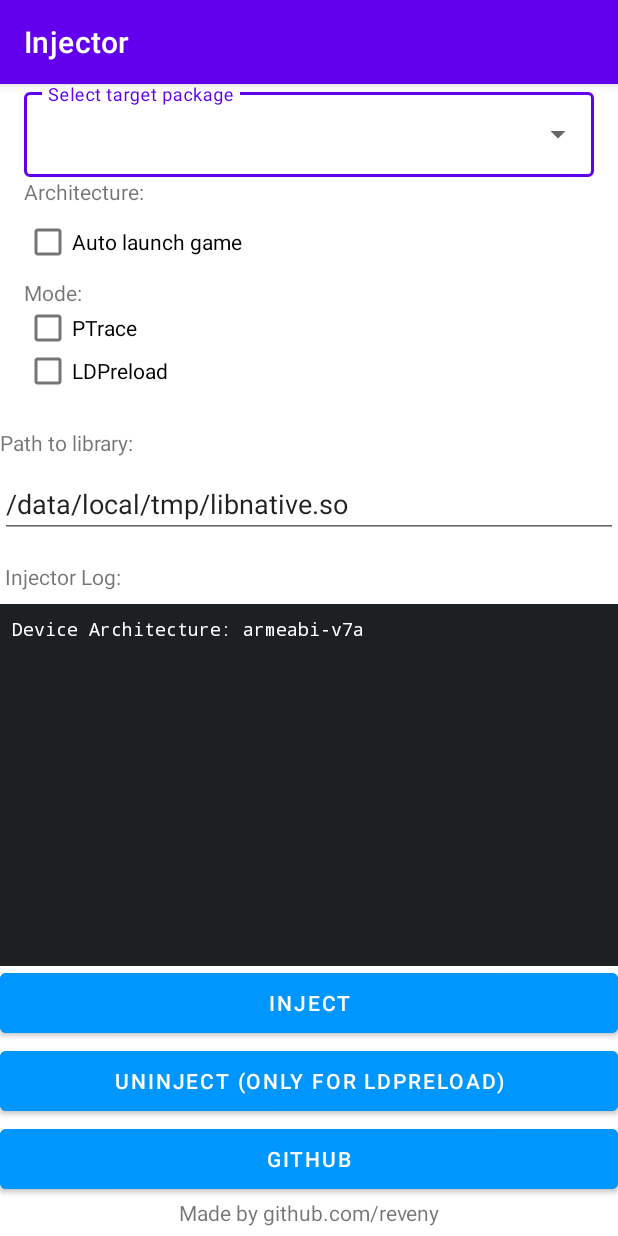
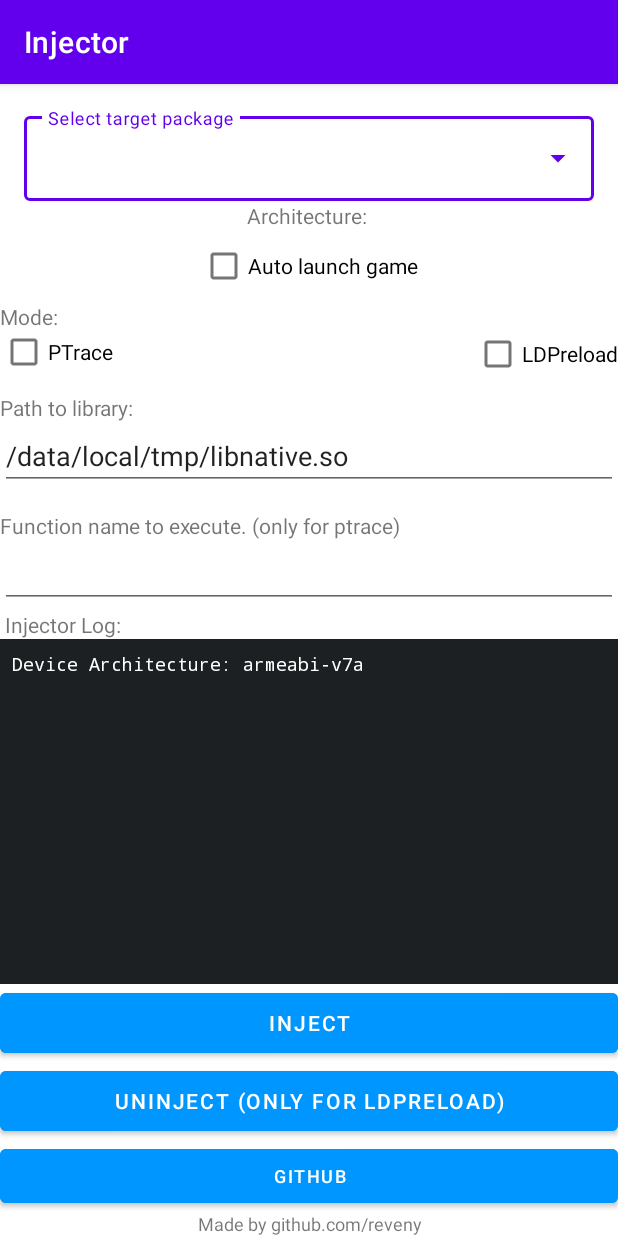
Before and after one commit to reveny/Android-GUI-Injector, an Android app: the screen it shows after launch (MainActivity), on a phone screen of 412 x 824 dp. Run offline under Robolectric (Android 15) with nearby library versions, the phone set to English and light mode, and no system bars; libraries missing offline, so code that uses them is left out: com.topjohnwu.superuser; 3 statements that could not run were skipped.

Commit message:
Allow calling a function in the injected library

```diff
--- a/app/src/main/java/com/reveny/injector/MainActivity.java
+++ b/app/src/main/java/com/reveny/injector/MainActivity.java
@@ -2,6 +2,8 @@ package com.reveny.injector;
 
 import androidx.annotation.NonNull;
 import androidx.appcompat.app.AppCompatActivity;
+
+import com.google.android.material.button.MaterialButton;
 import com.topjohnwu.superuser.Shell;
 
 import android.annotation.SuppressLint;
@@ -44,6 +46,8 @@ public class MainActivity extends AppCompatActivity implements Handler.Callback
     //UI
     AutoCompleteTextView autoCompleteTextView;
     EditText libPath;
+
+    EditText functionName;
     CheckBox autoLaunchBox;
     CheckBox ptraceBox;
     CheckBox ldpreloadBox;
@@ -57,6 +61,7 @@ public class MainActivity extends AppCompatActivity implements Handler.Callback
 
     public String packageName = "";
     public String finalLibPath = "";
+    public String finalFunctionName = "";
     public String launchActivity;
     public boolean shouldAutoLaunch = true;
 
@@ -85,6 +90,7 @@ public class MainActivity extends AppCompatActivity implements Handler.Callback
 
         autoCompleteTextView = findViewById(R.id.auto_complete_txt);
         libPath = findViewById(R.id.path_to_lib);
+        functionName = findViewById(R.id.function_name);
         githubButton = findViewById(R.id.github_button);
         uninjectButton = findViewById(R.id.tutorial_button);
         injectButton = findViewById(R.id.inject_button);
@@ -119,6 +125,7 @@ public class MainActivity extends AppCompatActivity implements Handler.Callback
         libPath.setText("/data/local/tmp/libnative.so"); //Set default path
         console.append("Device Architecture: " + Build.CPU_ABI.toString() + " \n");
 
+
         injectButton.setOnClickListener(new View.OnClickListener()  {
             @Override
             public void onClick(View v) {
@@ -132,6 +139,7 @@ public class MainActivity extends AppCompatActivity implements Handler.Callback
                             if (mSGConnection == null) {
                                 console.append("Binding root services\n");
 
+                                finalFunctionName = functionName.getText().toString();
                                 shouldAutoLaunch = autoLaunchBox.isChecked();
                                 launchActivity = getLaunchActivity(packageName);
 
@@ -141,6 +149,7 @@ public class MainActivity extends AppCompatActivity implements Handler.Callback
                                 console.append("packageName: " + packageName + "\n");
                                 console.append("launchActivity: " + launchActivity + "\n");
                                 console.append("finalLibPath: " + finalLibPath + "\n");
+                                console.append("functionName: " + finalFunctionName + "\n");
                                 console.append("---------------------------------------\n");
                                 RootService.bind(new Intent(thisInstance, RootService.class), new MSGConnection());
                             } else {
@@ -219,6 +228,7 @@ public class MainActivity extends AppCompatActivity implements Handler.Callback
             Message message = Message.obtain((Handler) null, 1);
             message.getData().putString("pkg", packageName);
             message.getData().putString("lib", finalLibPath);
+            message.getData().putString("fnc", finalFunctionName);
             message.getData().putString("launcherAct", launchActivity);
             message.getData().putBoolean("launch", shouldAutoLaunch);
             message.replyTo = replyMessenger;
--- a/app/src/main/java/com/reveny/injector/Native.java
+++ b/app/src/main/java/com/reveny/injector/Native.java
@@ -1,7 +1,7 @@
 package com.reveny.injector;
 
 public class Native {
-    public static native int Inject(String pkg, String libPath, String launcherAct, boolean autoLaunch);
+    public static native int Inject(String pkg, String libPath, String functionName, String launcherAct, boolean autoLaunch);
 
     static {
         System.loadLibrary("RevenyInjector");
--- a/app/src/main/java/com/reveny/injector/RootService.java
+++ b/app/src/main/java/com/reveny/injector/RootService.java
@@ -35,10 +35,12 @@ public class RootService extends com.topjohnwu.superuser.ipc.RootService impleme
 
         String pkgName = message.getData().getString("pkg");
         String libPath = message.getData().getString("lib");
+        String functionName = message.getData().getString("fnc");
         String launcherAct = message.getData().getString("launcherAct");
         boolean autoLaunch = message.getData().getBoolean("launch");
 
-        int result = Native.Inject(pkgName, libPath, launcherAct, autoLaunch);
+        bundle.putString("fnc", functionName );
+        int result = Native.Inject(pkgName, libPath, functionName, launcherAct, autoLaunch);
         bundle.putInt("result", result);
         msg.setData(bundle);
 
--- a/app/src/main/res/layout/activity_main.xml
+++ b/app/src/main/res/layout/activity_main.xml
@@ -14,8 +14,9 @@
         android:layout_height="wrap_content"
         android:layout_margin="16dp"
         android:hint="@string/select_target_package"
-        tools:ignore="MissingConstraints"
-        tools:layout_editor_absoluteX="16dp">
+        app:layout_constraintTop_toTopOf="parent"
+        app:layout_constraintStart_toStartOf="parent"
+        app:layout_constraintEnd_toEndOf="parent">
 
         <AutoCompleteTextView
             android:id="@+id/auto_complete_txt"
@@ -23,57 +24,58 @@
             android:layout_height="wrap_content"
             android:inputType="none"
             tools:ignore="LabelFor" />
+    </com.google.android.material.textfield.TextInputLayout>
 
     <TextView
         android:layout_width="wrap_content"
         android:layout_height="wrap_content"
         android:id="@+id/architecture"
-            android:text="Architecture: " />
+        android:text="Architecture: "
+        app:layout_constraintTop_toBottomOf="@+id/textInputLayout"
+        app:layout_constraintStart_toStartOf="parent"
+        app:layout_constraintEnd_toEndOf="parent" />
 
     <CheckBox
         android:id="@+id/auto_launch_toggle"
         android:layout_width="wrap_content"
         android:layout_height="wrap_content"
         android:text="@string/auto_launch_game"
-            tools:ignore="MissingConstraints"
-            tools:layout_editor_absoluteX="16dp"
-            tools:layout_editor_absoluteY="61dp" />
+        app:layout_constraintTop_toBottomOf="@+id/architecture"
+        app:layout_constraintStart_toStartOf="parent"
+        app:layout_constraintEnd_toEndOf="parent" />
 
     <TextView
         android:layout_width="wrap_content"
         android:layout_height="wrap_content"
         android:id="@+id/mode_text"
-            android:text="Mode:" >
-        </TextView>
+        android:text="Mode:"
+        app:layout_constraintTop_toBottomOf="@+id/auto_launch_toggle"
+        app:layout_constraintStart_toStartOf="parent" />
 
     <CheckBox
         android:id="@+id/mode_ptrace"
         android:layout_width="96dp"
         android:layout_height="27dp"
         android:text="@string/ptrace"
-            tools:ignore="MissingConstraints" />
+        app:layout_constraintTop_toBottomOf="@+id/mode_text"
+        app:layout_constraintStart_toStartOf="parent" />
 
     <CheckBox
         android:id="@+id/mode_ldpreload"
         android:layout_width="wrap_content"
         android:layout_height="30dp"
         android:text="@string/ldpreload"
-            tools:ignore="MissingConstraints" />
-    </com.google.android.material.textfield.TextInputLayout>
+        app:layout_constraintTop_toBottomOf="@+id/mode_text"
+        app:layout_constraintEnd_toEndOf="parent" />
 
     <TextView
         android:id="@+id/path_to_lib_txt"
         android:layout_width="wrap_content"
         android:layout_height="wrap_content"
         android:layout_marginTop="14dp"
-        android:layout_marginEnd="320dp"
-        android:layout_weight="1"
         android:text="@string/path_to_library"
-        app:layout_constraintBottom_toTopOf="@+id/path_to_lib"
-        app:layout_constraintEnd_toEndOf="parent"
-        app:layout_constraintHorizontal_bias="0.084"
-        app:layout_constraintStart_toStartOf="parent"
-        app:layout_constraintTop_toBottomOf="@+id/textInputLayout" />
+        app:layout_constraintTop_toBottomOf="@+id/mode_ptrace"
+        app:layout_constraintStart_toStartOf="parent" />
 
     <EditText
         android:id="@+id/path_to_lib"
@@ -83,10 +85,31 @@
         android:ems="10"
         android:inputType="textPersonName"
         android:text=""
-        app:layout_constraintBottom_toTopOf="@+id/textView"
+        app:layout_constraintTop_toBottomOf="@+id/path_to_lib_txt"
+        app:layout_constraintStart_toStartOf="parent"
         app:layout_constraintEnd_toEndOf="parent"
+        tools:ignore="SpeakableTextPresentCheck" />
+
+    <TextView
+        android:id="@+id/function_name_txt"
+        android:layout_width="wrap_content"
+        android:layout_height="wrap_content"
+        android:layout_marginTop="14dp"
+        android:text="@string/function_name"
+        app:layout_constraintTop_toBottomOf="@+id/path_to_lib"
+        app:layout_constraintStart_toStartOf="parent" />
+
+    <EditText
+        android:id="@+id/function_name"
+        android:layout_width="match_parent"
+        android:layout_height="wrap_content"
+        android:layout_marginBottom="5dp"
+        android:ems="10"
+        android:inputType="textPersonName"
+        android:text=""
+        app:layout_constraintTop_toBottomOf="@+id/function_name_txt"
         app:layout_constraintStart_toStartOf="parent"
-        app:layout_constraintTop_toBottomOf="@+id/path_to_lib_txt"
+        app:layout_constraintEnd_toEndOf="parent"
         tools:ignore="SpeakableTextPresentCheck" />
 
     <TextView
@@ -95,26 +118,20 @@
         android:layout_height="wrap_content"
         android:layout_marginStart="3dp"
         android:layout_marginTop="1dp"
-        android:layout_marginEnd="333dp"
         android:text="@string/injector_log"
-        app:layout_constraintBottom_toTopOf="@+id/consoleLog"
-        app:layout_constraintEnd_toEndOf="parent"
-        app:layout_constraintHorizontal_bias="0.07"
-        app:layout_constraintStart_toStartOf="parent"
-        app:layout_constraintTop_toBottomOf="@+id/path_to_lib" />
+        app:layout_constraintTop_toBottomOf="@+id/function_name"
+        app:layout_constraintStart_toStartOf="parent" />
 
     <ScrollView
         android:id="@+id/consoleLog"
         android:layout_width="match_parent"
-        android:layout_height="241dp"
-        android:layout_marginBottom="180dp"
+        android:layout_height="0dp"
         android:layout_weight="1"
         android:background="@color/grey"
-        app:layout_constraintBottom_toBottomOf="parent"
-        app:layout_constraintEnd_toEndOf="parent"
-        app:layout_constraintHorizontal_bias="0.0"
+        app:layout_constraintTop_toBottomOf="@+id/textView"
+        app:layout_constraintBottom_toTopOf="@+id/inject_button"
         app:layout_constraintStart_toStartOf="parent"
-        tools:ignore="MissingConstraints">
+        app:layout_constraintEnd_toEndOf="parent">
 
         <HorizontalScrollView
             android:layout_width="match_parent"
@@ -140,8 +157,8 @@
         android:text="@string/inject"
         android:backgroundTint="@color/blue"
         app:layout_constraintBottom_toTopOf="@+id/tutorial_button"
-        app:layout_constraintEnd_toEndOf="parent"
-        app:layout_constraintStart_toStartOf="parent" />
+        app:layout_constraintStart_toStartOf="parent"
+        app:layout_constraintEnd_toEndOf="parent" />
 
     <Button
         android:id="@+id/tutorial_button"
@@ -150,28 +167,32 @@
         android:text="@string/uninject_only_for_ldpreload"
         android:backgroundTint="@color/blue"
         app:layout_constraintBottom_toTopOf="@+id/github_button"
-        app:layout_constraintEnd_toEndOf="parent"
-        app:layout_constraintStart_toStartOf="parent" />
+        app:layout_constraintStart_toStartOf="parent"
+        app:layout_constraintEnd_toEndOf="parent" />
 
     <Button
         android:id="@+id/github_button"
         android:layout_width="match_parent"
+        android:layout_height="wrap_content"
+        android:autoLink="web"
+        android:gravity="center"
+        android:text="@string/github"
+        android:textSize="12sp"
         android:backgroundTint="@color/blue"
-        android:layout_height="52dp"
-        android:text="@string/github"
-        app:layout_constraintBottom_toTopOf="@+id/github_txt"
-        app:layout_constraintEnd_toEndOf="parent"
-        app:layout_constraintStart_toStartOf="parent" />
+        android:layout_marginBottom="16dp"
+        app:layout_constraintBottom_toBottomOf="parent"
+        app:layout_constraintStart_toStartOf="parent"
+        app:layout_constraintEnd_toEndOf="parent" />
 
     <TextView
         android:id="@+id/github_txt"
         android:layout_width="match_parent"
-        android:layout_height="20dp"
-        android:layout_marginBottom="5dp"
+        android:layout_height="wrap_content"
+        android:gravity="center"
         android:text="@string/made_by_github_com_reveny"
-        android:textAlignment="center"
+        android:textSize="12sp"
         app:layout_constraintBottom_toBottomOf="parent"
-        app:layout_constraintEnd_toEndOf="parent"
-        app:layout_constraintStart_toStartOf="parent" />
+        app:layout_constraintStart_toStartOf="parent"
+        app:layout_constraintEnd_toEndOf="parent" />
 
 </androidx.constraintlayout.widget.ConstraintLayout>
--- a/app/src/main/res/values/strings.xml
+++ b/app/src/main/res/values/strings.xml
@@ -4,6 +4,7 @@
     <string name="auto_launch_game">Auto launch game</string>
     <string name="injector_log">Injector Log:</string>
     <string name="path_to_library">Path to library:</string>
+    <string name="function_name">Function name to execute. (only for ptrace)</string>
     <string name="change_path">Select File</string>
     <string name="made_by_github_com_reveny">Made by github.com/reveny</string>
     <string name="inject">Inject</string>
```
Also changed, not shown: 2 other files. Lines whose indentation alone changed are shown as unchanged.
